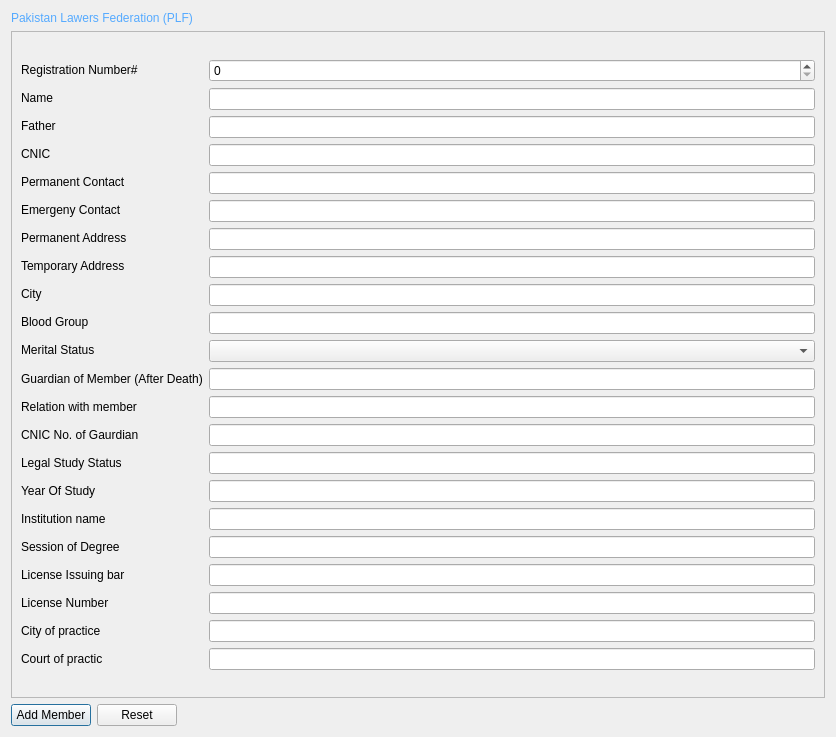
The window that addmemberform.ui (ZeroCoolHacker/PLFDirectory) describes before a commit, drawn with Qt 5.
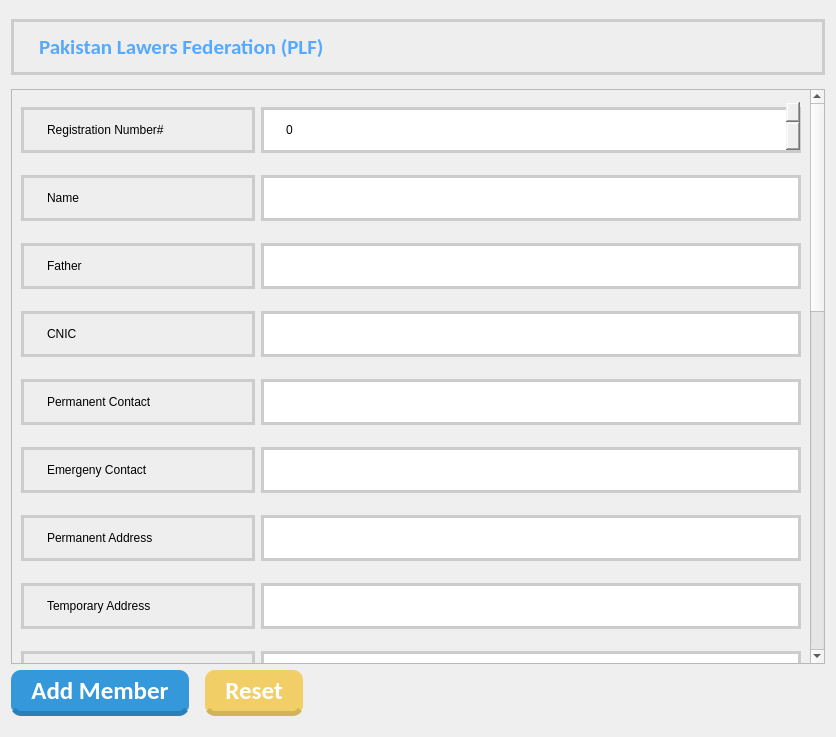
The same window after the commit.

Commit message: Added style sheet to addmemberform.ui

Diff of the .ui file:
```diff
--- a/addmemberform.ui
+++ b/addmemberform.ui
@@ -10,8 +10,48 @@
     <height>737</height>
    </rect>
   </property>
+  <property name="font">
+   <font>
+    <family>Calibri</family>
+    <pointsize>16</pointsize>
+    <weight>75</weight>
+    <bold>true</bold>
+   </font>
+  </property>
   <property name="windowTitle">
-   <string>Dialog</string>
+   <string>Add Member</string>
+  </property>
+  <property name="styleSheet">
+   <string notr="true">QLineEdit,QLabel, QSpinBox, QComboBox {
+    width: 100%;
+    padding: 12px 20px;
+    margin: 8px 0;
+    border: 3px solid #ccc;
+    outline: none;
+	selection-color: rgb(170, 170, 127);
+	font: 75 16pt &quot;Calibri&quot;;
+}
+
+QLabel {
+	
+	background-color: rgb(238, 238, 238);
+	font: 75 18pt &quot;Calibri&quot;;
+}
+
+QPushButton {
+position: relative;
+	padding: 5px 20px;
+  margin: 0px 10px 10px 0px;
+  float: left;
+	border-radius: 10px;
+	font-family: 'Pacifico', cursive;
+	font-size: 25px;
+	color: #FFF;
+	text-decoration: none;
+background-color: #3498DB;
+	border-bottom: 5px solid #2980B9;
+}
+</string>
   </property>
   <layout class="QGridLayout" name="gridLayout_2">
    <item row="0" column="0">
@@ -37,8 +77,8 @@
          <rect>
           <x>0</x>
           <y>0</y>
-          <width>814</width>
-          <height>653</height>
+          <width>797</width>
+          <height>1776</height>
          </rect>
         </property>
         <layout class="QGridLayout" name="gridLayout">
@@ -272,6 +312,9 @@
             <layout class="QVBoxLayout" name="verticalLayout_2">
              <item>
               <widget class="QSpinBox" name="registration_number_spinbox">
+               <property name="autoFillBackground">
+                <bool>false</bool>
+               </property>
                <property name="maximum">
                 <number>999999999</number>
                </property>
@@ -359,6 +402,11 @@
        </item>
        <item>
         <widget class="QPushButton" name="reset_pushbutton">
+         <property name="styleSheet">
+          <string notr="true">background-color: #F2CF66;
+	border-bottom: 5px solid #D1B358;
+	text-shadow: 0px -2px #D1B358;</string>
+         </property>
          <property name="text">
           <string>Reset</string>
          </property>
```
